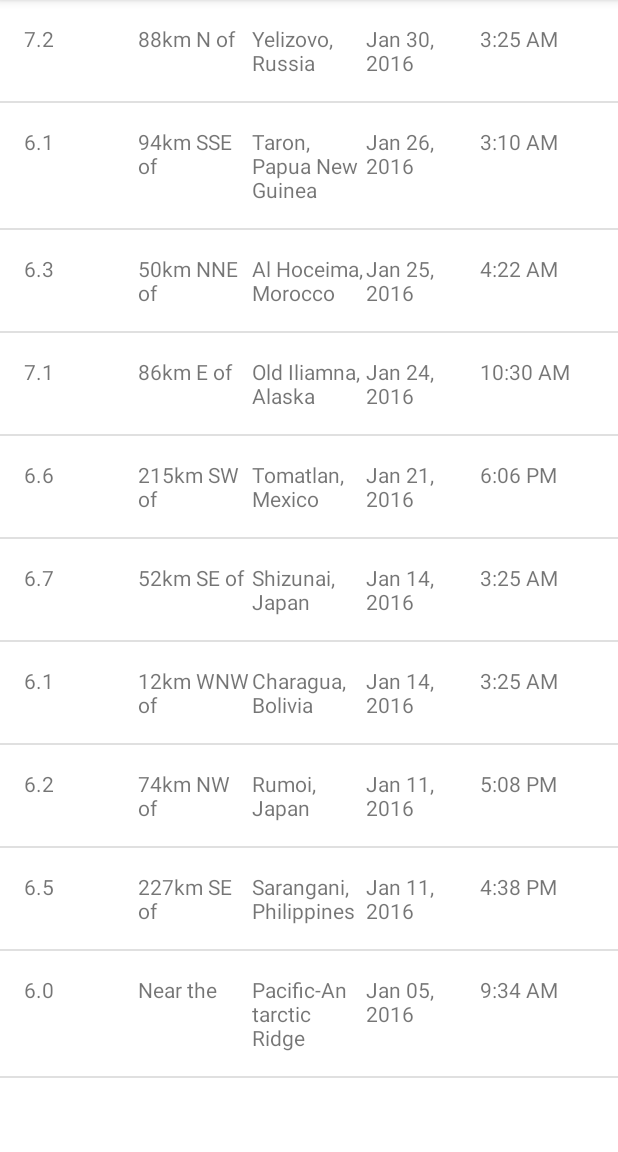
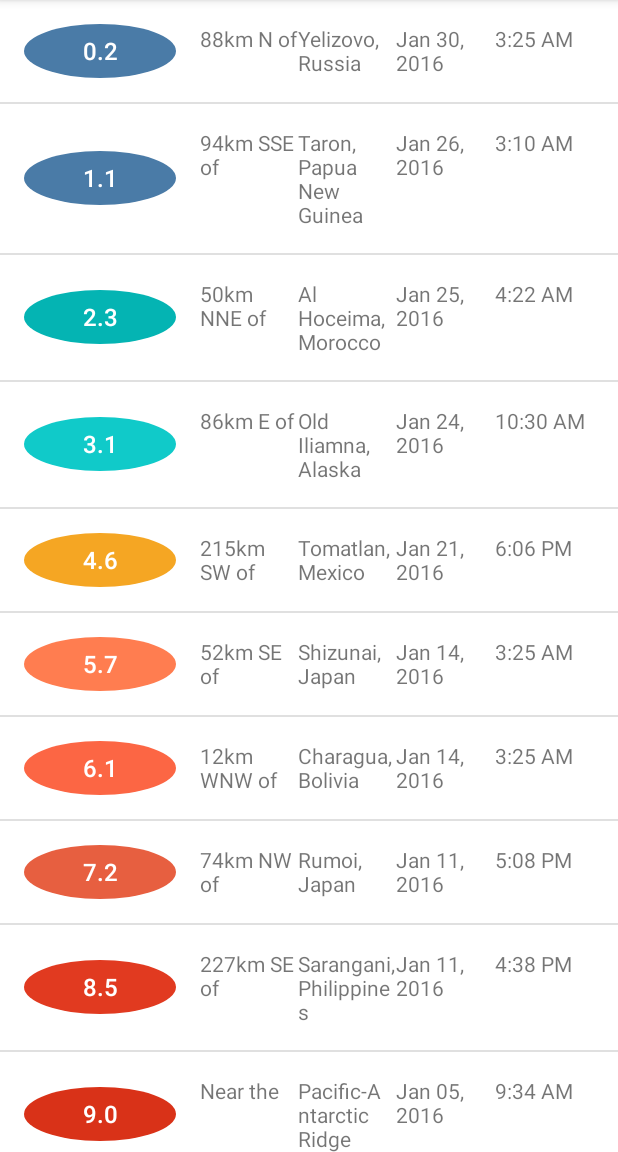
Before and after one commit to md-bd/AndroidStudioBasicProjects, an Android app: the screen it shows after launch (EarthquakeActivity), on a phone screen of 412 x 824 dp, the part 84-1236 px from its top. Run offline under Robolectric (Android 15) with nearby library versions, the phone set to English and light mode, and no system bars.

Commit message:
circle bg for magnitude

```diff
--- a/quakereport/app/src/main/java/com/example/android/quakereport/EarthquakeAdapter.java
+++ b/quakereport/app/src/main/java/com/example/android/quakereport/EarthquakeAdapter.java
@@ -9,12 +9,17 @@
 
 import androidx.annotation.NonNull;
 import androidx.annotation.Nullable;
+import androidx.core.content.ContextCompat;
 
 import java.util.ArrayList;
 
 import java.text.SimpleDateFormat;
 import java.util.Date;
 import java.text.DecimalFormat;
+
+import android.graphics.drawable.GradientDrawable;
+// import android.support.v4.content.ContextCompat;
+import androidx.core.content.ContextCompat;
 
 
 
@@ -29,7 +34,7 @@
     /**
      * Constructs a new {@link EarthquakeAdapter}.
      *
-     * @param context of the app
+     * @param context     of the app
      * @param earthquakes is the list of earthquakes, which is the data source of the adapter
      */
     public EarthquakeAdapter(Activity context, ArrayList<Earthquake> earthquakes) {
@@ -46,7 +51,7 @@
     public View getView(int position, @Nullable View convertView, @NonNull ViewGroup parent) {
 
         View listItemView = convertView;
-        if(listItemView == null) {
+        if (listItemView == null) {
             listItemView = LayoutInflater.from(getContext()).inflate(
                     R.layout.earthquake_list_item, parent, false);
         }
@@ -57,6 +62,15 @@
         // Format the magnitude to show 1 decimal place
         String formattedMagnitude = formatMagnitude(currentEarthquake.getMagnitude());
         magnitudeView.setText(formattedMagnitude);
+
+        // Set the proper background color on the magnitude circle.
+        // Fetch the background from the TextView, which is a GradientDrawable.
+        GradientDrawable magnitudeCircle = (GradientDrawable) magnitudeView.getBackground();
+
+        // Get the appropriate background color based on the current earthquake magnitude
+        int magnitudeColor = getMagnitudeColor(currentEarthquake.getMagnitude());
+        // Set the color on the magnitude circle
+        magnitudeCircle.setColor(magnitudeColor);
 
         // Get the original location string from the Earthquake object,
         // which can be in the format of "5km N of Cairo, Egypt" or "Pacific-Antarctic Ridge".
@@ -148,4 +162,51 @@
         return magnitudeFormat.format(magnitude);
     }
 
+    /**
+     * Return the color for the magnitude circle based on the intensity of the earthquake.
+     *
+     * @param magnitude of the earthquake
+     */
+    private int getMagnitudeColor(double magnitude) {
+        int magnitudeColorResourceId;
+        int magnitudeFloor = (int) Math.floor(magnitude);
+            switch(magnitudeFloor)
+
+        {
+            case 0:
+            case 1:
+                magnitudeColorResourceId = R.color.magnitude1;
+                break;
+            case 2:
+                magnitudeColorResourceId = R.color.magnitude2;
+                break;
+            case 3:
+                magnitudeColorResourceId = R.color.magnitude3;
+                break;
+            case 4:
+                magnitudeColorResourceId = R.color.magnitude4;
+                break;
+            case 5:
+                magnitudeColorResourceId = R.color.magnitude5;
+                break;
+            case 6:
+                magnitudeColorResourceId = R.color.magnitude6;
+                break;
+            case 7:
+                magnitudeColorResourceId = R.color.magnitude7;
+                break;
+            case 8:
+                magnitudeColorResourceId = R.color.magnitude8;
+                break;
+            case 9:
+                magnitudeColorResourceId = R.color.magnitude9;
+                break;
+            default:
+                magnitudeColorResourceId = R.color.magnitude10plus;
+                break;
+        }
+
+            return ContextCompat.getColor(getContext(),magnitudeColorResourceId);
+    }
+
 }
--- a/quakereport/app/src/main/java/com/example/android/quakereport/QueryUtils.java
+++ b/quakereport/app/src/main/java/com/example/android/quakereport/QueryUtils.java
@@ -16,6 +16,7 @@
 public final class QueryUtils {
 
     /** Sample JSON response for a USGS query */
+    /**
     private static final String SAMPLE_JSON_RESPONSE = "{\"type\":\"FeatureCollection\",\"metadata\":{\"generated\":1462295443000,\"url\":\"http://earthquake.usgs.gov/fdsnws/event/1/query?format=geojson&starttime=2016-01-01&endtime=2016-01-31&minmag=6&limit=10\",\"title\":\"USGS Earthquakes\",\"status\":200,\"api\":\"1.5.2\",\"limit\":10,\"offset\":1,\"count\":10},\"features\":[{\"type\":\"Feature\",\"properties\":{\"mag\":7.2,\"place\":\"88km N of Yelizovo, Russia\",\"time\":1454124312220,\"updated\":1460674294040,\"tz\":720,\"url\":\"http://earthquake.usgs.gov/earthquakes/eventpage/us20004vvx\",\"detail\":\"http://earthquake.usgs.gov/fdsnws/event/1/query?eventid=us20004vvx&format=geojson\",\"felt\":2,\"cdi\":3.4,\"mmi\":5.82,\"alert\":\"green\",\"status\":\"reviewed\",\"tsunami\":1,\"sig\":798,\"net\":\"us\",\"code\":\"20004vvx\",\"ids\":\",at00o1qxho,pt16030050,us20004vvx,gcmt20160130032510,\",\"sources\":\",at,pt,us,gcmt,\",\"types\":\",cap,dyfi,finite-fault,general-link,general-text,geoserve,impact-link,impact-text,losspager,moment-tensor,nearby-cities,origin,phase-data,shakemap,tectonic-summary,\",\"nst\":null,\"dmin\":0.958,\"rms\":1.19,\"gap\":17,\"magType\":\"mww\",\"type\":\"earthquake\",\"title\":\"M 7.2 - 88km N of Yelizovo, Russia\"},\"geometry\":{\"type\":\"Point\",\"coordinates\":[158.5463,53.9776,177]},\"id\":\"us20004vvx\"},\n" +
             "{\"type\":\"Feature\",\"properties\":{\"mag\":6.1,\"place\":\"94km SSE of Taron, Papua New Guinea\",\"time\":1453777820750,\"updated\":1460156775040,\"tz\":600,\"url\":\"http://earthquake.usgs.gov/earthquakes/eventpage/us20004uks\",\"detail\":\"http://earthquake.usgs.gov/fdsnws/event/1/query?eventid=us20004uks&format=geojson\",\"felt\":null,\"cdi\":null,\"mmi\":4.1,\"alert\":\"green\",\"status\":\"reviewed\",\"tsunami\":1,\"sig\":572,\"net\":\"us\",\"code\":\"20004uks\",\"ids\":\",us20004uks,gcmt20160126031023,\",\"sources\":\",us,gcmt,\",\"types\":\",cap,geoserve,losspager,moment-tensor,nearby-cities,origin,phase-data,shakemap,tectonic-summary,\",\"nst\":null,\"dmin\":1.537,\"rms\":0.74,\"gap\":25,\"magType\":\"mww\",\"type\":\"earthquake\",\"title\":\"M 6.1 - 94km SSE of Taron, Papua New Guinea\"},\"geometry\":{\"type\":\"Point\",\"coordinates\":[153.2454,-5.2952,26]},\"id\":\"us20004uks\"},\n" +
             "{\"type\":\"Feature\",\"properties\":{\"mag\":6.3,\"place\":\"50km NNE of Al Hoceima, Morocco\",\"time\":1453695722730,\"updated\":1460156773040,\"tz\":0,\"url\":\"http://earthquake.usgs.gov/earthquakes/eventpage/us10004gy9\",\"detail\":\"http://earthquake.usgs.gov/fdsnws/event/1/query?eventid=us10004gy9&format=geojson\",\"felt\":117,\"cdi\":7.2,\"mmi\":5.28,\"alert\":\"green\",\"status\":\"reviewed\",\"tsunami\":0,\"sig\":695,\"net\":\"us\",\"code\":\"10004gy9\",\"ids\":\",us10004gy9,gcmt20160125042203,\",\"sources\":\",us,gcmt,\",\"types\":\",cap,dyfi,geoserve,impact-text,losspager,moment-tensor,nearby-cities,origin,phase-data,shakemap,tectonic-summary,\",\"nst\":null,\"dmin\":2.201,\"rms\":0.92,\"gap\":20,\"magType\":\"mww\",\"type\":\"earthquake\",\"title\":\"M 6.3 - 50km NNE of Al Hoceima, Morocco\"},\"geometry\":{\"type\":\"Point\",\"coordinates\":[-3.6818,35.6493,12]},\"id\":\"us10004gy9\"},\n" +
@@ -26,7 +27,19 @@
             "{\"type\":\"Feature\",\"properties\":{\"mag\":6.2,\"place\":\"74km NW of Rumoi, Japan\",\"time\":1452532083920,\"updated\":1459304875040,\"tz\":540,\"url\":\"http://earthquake.usgs.gov/earthquakes/eventpage/us10004djn\",\"detail\":\"http://earthquake.usgs.gov/fdsnws/event/1/query?eventid=us10004djn&format=geojson\",\"felt\":8,\"cdi\":3.4,\"mmi\":3.74,\"alert\":\"green\",\"status\":\"reviewed\",\"tsunami\":0,\"sig\":594,\"net\":\"us\",\"code\":\"10004djn\",\"ids\":\",us10004djn,gcmt20160111170803,\",\"sources\":\",us,gcmt,\",\"types\":\",cap,dyfi,geoserve,impact-text,losspager,moment-tensor,nearby-cities,origin,phase-data,shakemap,tectonic-summary,\",\"nst\":null,\"dmin\":1.139,\"rms\":0.96,\"gap\":33,\"magType\":\"mww\",\"type\":\"earthquake\",\"title\":\"M 6.2 - 74km NW of Rumoi, Japan\"},\"geometry\":{\"type\":\"Point\",\"coordinates\":[141.0867,44.4761,238.81]},\"id\":\"us10004djn\"},\n" +
             "{\"type\":\"Feature\",\"properties\":{\"mag\":6.5,\"place\":\"227km SE of Sarangani, Philippines\",\"time\":1452530285900,\"updated\":1459304874040,\"tz\":480,\"url\":\"http://earthquake.usgs.gov/earthquakes/eventpage/us10004dj5\",\"detail\":\"http://earthquake.usgs.gov/fdsnws/event/1/query?eventid=us10004dj5&format=geojson\",\"felt\":1,\"cdi\":2.7,\"mmi\":7.5,\"alert\":\"green\",\"status\":\"reviewed\",\"tsunami\":1,\"sig\":650,\"net\":\"us\",\"code\":\"10004dj5\",\"ids\":\",at00o0srjp,pt16011050,us10004dj5,gcmt20160111163807,\",\"sources\":\",at,pt,us,gcmt,\",\"types\":\",cap,dyfi,geoserve,impact-link,impact-text,losspager,moment-tensor,nearby-cities,origin,phase-data,shakemap,tectonic-summary,\",\"nst\":null,\"dmin\":3.144,\"rms\":0.72,\"gap\":22,\"magType\":\"mww\",\"type\":\"earthquake\",\"title\":\"M 6.5 - 227km SE of Sarangani, Philippines\"},\"geometry\":{\"type\":\"Point\",\"coordinates\":[126.8621,3.8965,13]},\"id\":\"us10004dj5\"},\n" +
             "{\"type\":\"Feature\",\"properties\":{\"mag\":6,\"place\":\"Pacific-Antarctic Ridge\",\"time\":1451986454620,\"updated\":1459202978040,\"tz\":-540,\"url\":\"http://earthquake.usgs.gov/earthquakes/eventpage/us10004bgk\",\"detail\":\"http://earthquake.usgs.gov/fdsnws/event/1/query?eventid=us10004bgk&format=geojson\",\"felt\":0,\"cdi\":1,\"mmi\":0,\"alert\":\"green\",\"status\":\"reviewed\",\"tsunami\":0,\"sig\":554,\"net\":\"us\",\"code\":\"10004bgk\",\"ids\":\",us10004bgk,gcmt20160105093415,\",\"sources\":\",us,gcmt,\",\"types\":\",cap,dyfi,geoserve,losspager,moment-tensor,nearby-cities,origin,phase-data,shakemap,\",\"nst\":null,\"dmin\":30.75,\"rms\":0.67,\"gap\":71,\"magType\":\"mww\",\"type\":\"earthquake\",\"title\":\"M 6.0 - Pacific-Antarctic Ridge\"},\"geometry\":{\"type\":\"Point\",\"coordinates\":[-136.2603,-54.2906,10]},\"id\":\"us10004bgk\"}],\"bbox\":[-153.4051,-54.2906,10,158.5463,59.6363,582.56]}";
+    */
 
+    /** Sample JSON response for a USGS query */
+    private static final String SAMPLE_JSON_RESPONSE = "{\"type\":\"FeatureCollection\",\"metadata\":{\"generated\":1462295443000,\"url\":\"http://earthquake.usgs.gov/fdsnws/event/1/query?format=geojson&starttime=2016-01-01&endtime=2016-01-31&minmag=6&limit=10\",\"title\":\"USGS Earthquakes\",\"status\":200,\"api\":\"1.5.2\",\"limit\":10,\"offset\":1,\"count\":10},\"features\":[{\"type\":\"Feature\",\"properties\":{\"mag\":0.2,\"place\":\"88km N of Yelizovo, Russia\",\"time\":1454124312220,\"updated\":1460674294040,\"tz\":720,\"url\":\"http://earthquake.usgs.gov/earthquakes/eventpage/us20004vvx\",\"detail\":\"http://earthquake.usgs.gov/fdsnws/event/1/query?eventid=us20004vvx&format=geojson\",\"felt\":2,\"cdi\":3.4,\"mmi\":5.82,\"alert\":\"green\",\"status\":\"reviewed\",\"tsunami\":1,\"sig\":798,\"net\":\"us\",\"code\":\"20004vvx\",\"ids\":\",at00o1qxho,pt16030050,us20004vvx,gcmt20160130032510,\",\"sources\":\",at,pt,us,gcmt,\",\"types\":\",cap,dyfi,finite-fault,general-link,general-text,geoserve,impact-link,impact-text,losspager,moment-tensor,nearby-cities,origin,phase-data,shakemap,tectonic-summary,\",\"nst\":null,\"dmin\":0.958,\"rms\":1.19,\"gap\":17,\"magType\":\"mww\",\"type\":\"earthquake\",\"title\":\"M 7.2 - 88km N of Yelizovo, Russia\"},\"geometry\":{\"type\":\"Point\",\"coordinates\":[158.5463,53.9776,177]},\"id\":\"us20004vvx\"},\n" +
+            "{\"type\":\"Feature\",\"properties\":{\"mag\":1.1,\"place\":\"94km SSE of Taron, Papua New Guinea\",\"time\":1453777820750,\"updated\":1460156775040,\"tz\":600,\"url\":\"http://earthquake.usgs.gov/earthquakes/eventpage/us20004uks\",\"detail\":\"http://earthquake.usgs.gov/fdsnws/event/1/query?eventid=us20004uks&format=geojson\",\"felt\":null,\"cdi\":null,\"mmi\":4.1,\"alert\":\"green\",\"status\":\"reviewed\",\"tsunami\":1,\"sig\":572,\"net\":\"us\",\"code\":\"20004uks\",\"ids\":\",us20004uks,gcmt20160126031023,\",\"sources\":\",us,gcmt,\",\"types\":\",cap,geoserve,losspager,moment-tensor,nearby-cities,origin,phase-data,shakemap,tectonic-summary,\",\"nst\":null,\"dmin\":1.537,\"rms\":0.74,\"gap\":25,\"magType\":\"mww\",\"type\":\"earthquake\",\"title\":\"M 6.1 - 94km SSE of Taron, Papua New Guinea\"},\"geometry\":{\"type\":\"Point\",\"coordinates\":[153.2454,-5.2952,26]},\"id\":\"us20004uks\"},\n" +
+            "{\"type\":\"Feature\",\"properties\":{\"mag\":2.3,\"place\":\"50km NNE of Al Hoceima, Morocco\",\"time\":1453695722730,\"updated\":1460156773040,\"tz\":0,\"url\":\"http://earthquake.usgs.gov/earthquakes/eventpage/us10004gy9\",\"detail\":\"http://earthquake.usgs.gov/fdsnws/event/1/query?eventid=us10004gy9&format=geojson\",\"felt\":117,\"cdi\":7.2,\"mmi\":5.28,\"alert\":\"green\",\"status\":\"reviewed\",\"tsunami\":0,\"sig\":695,\"net\":\"us\",\"code\":\"10004gy9\",\"ids\":\",us10004gy9,gcmt20160125042203,\",\"sources\":\",us,gcmt,\",\"types\":\",cap,dyfi,geoserve,impact-text,losspager,moment-tensor,nearby-cities,origin,phase-data,shakemap,tectonic-summary,\",\"nst\":null,\"dmin\":2.201,\"rms\":0.92,\"gap\":20,\"magType\":\"mww\",\"type\":\"earthquake\",\"title\":\"M 6.3 - 50km NNE of Al Hoceima, Morocco\"},\"geometry\":{\"type\":\"Point\",\"coordinates\":[-3.6818,35.6493,12]},\"id\":\"us10004gy9\"},\n" +
+            "{\"type\":\"Feature\",\"properties\":{\"mag\":3.1,\"place\":\"86km E of Old Iliamna, Alaska\",\"time\":1453631430230,\"updated\":1460156770040,\"tz\":-540,\"url\":\"http://earthquake.usgs.gov/earthquakes/eventpage/us10004gqp\",\"detail\":\"http://earthquake.usgs.gov/fdsnws/event/1/query?eventid=us10004gqp&format=geojson\",\"felt\":1816,\"cdi\":7.2,\"mmi\":6.6,\"alert\":\"green\",\"status\":\"reviewed\",\"tsunami\":1,\"sig\":1496,\"net\":\"us\",\"code\":\"10004gqp\",\"ids\":\",at00o1gd6r,us10004gqp,ak12496371,gcmt20160124103030,\",\"sources\":\",at,us,ak,gcmt,\",\"types\":\",cap,dyfi,finite-fault,general-link,general-text,geoserve,impact-link,impact-text,losspager,moment-tensor,nearby-cities,origin,phase-data,shakemap,tectonic-summary,trump-origin,\",\"nst\":null,\"dmin\":0.72,\"rms\":2.11,\"gap\":19,\"magType\":\"mww\",\"type\":\"earthquake\",\"title\":\"M 7.1 - 86km E of Old Iliamna, Alaska\"},\"geometry\":{\"type\":\"Point\",\"coordinates\":[-153.4051,59.6363,129]},\"id\":\"us10004gqp\"},\n" +
+            "{\"type\":\"Feature\",\"properties\":{\"mag\":4.6,\"place\":\"215km SW of Tomatlan, Mexico\",\"time\":1453399617650,\"updated\":1459963829040,\"tz\":-420,\"url\":\"http://earthquake.usgs.gov/earthquakes/eventpage/us10004g4l\",\"detail\":\"http://earthquake.usgs.gov/fdsnws/event/1/query?eventid=us10004g4l&format=geojson\",\"felt\":11,\"cdi\":2.7,\"mmi\":3.92,\"alert\":\"green\",\"status\":\"reviewed\",\"tsunami\":1,\"sig\":673,\"net\":\"us\",\"code\":\"10004g4l\",\"ids\":\",at00o1bebo,pt16021050,us10004g4l,gcmt20160121180659,\",\"sources\":\",at,pt,us,gcmt,\",\"types\":\",cap,dyfi,geoserve,impact-link,impact-text,losspager,moment-tensor,nearby-cities,origin,phase-data,shakemap,tectonic-summary,\",\"nst\":null,\"dmin\":2.413,\"rms\":0.98,\"gap\":74,\"magType\":\"mww\",\"type\":\"earthquake\",\"title\":\"M 6.6 - 215km SW of Tomatlan, Mexico\"},\"geometry\":{\"type\":\"Point\",\"coordinates\":[-106.9337,18.8239,10]},\"id\":\"us10004g4l\"},\n" +
+            "{\"type\":\"Feature\",\"properties\":{\"mag\":5.7,\"place\":\"52km SE of Shizunai, Japan\",\"time\":1452741933640,\"updated\":1459304879040,\"tz\":540,\"url\":\"http://earthquake.usgs.gov/earthquakes/eventpage/us10004ebx\",\"detail\":\"http://earthquake.usgs.gov/fdsnws/event/1/query?eventid=us10004ebx&format=geojson\",\"felt\":51,\"cdi\":5.8,\"mmi\":6.45,\"alert\":\"green\",\"status\":\"reviewed\",\"tsunami\":1,\"sig\":720,\"net\":\"us\",\"code\":\"10004ebx\",\"ids\":\",us10004ebx,pt16014050,at00o0xauk,gcmt20160114032534,\",\"sources\":\",us,pt,at,gcmt,\",\"types\":\",associate,cap,dyfi,geoserve,impact-link,impact-text,losspager,moment-tensor,nearby-cities,origin,phase-data,shakemap,\",\"nst\":null,\"dmin\":0.281,\"rms\":0.98,\"gap\":22,\"magType\":\"mww\",\"type\":\"earthquake\",\"title\":\"M 6.7 - 52km SE of Shizunai, Japan\"},\"geometry\":{\"type\":\"Point\",\"coordinates\":[142.781,41.9723,46]},\"id\":\"us10004ebx\"},\n" +
+            "{\"type\":\"Feature\",\"properties\":{\"mag\":6.1,\"place\":\"12km WNW of Charagua, Bolivia\",\"time\":1452741928270,\"updated\":1459304879040,\"tz\":-240,\"url\":\"http://earthquake.usgs.gov/earthquakes/eventpage/us10004ebw\",\"detail\":\"http://earthquake.usgs.gov/fdsnws/event/1/query?eventid=us10004ebw&format=geojson\",\"felt\":3,\"cdi\":2.2,\"mmi\":2.21,\"alert\":\"green\",\"status\":\"reviewed\",\"tsunami\":0,\"sig\":573,\"net\":\"us\",\"code\":\"10004ebw\",\"ids\":\",us10004ebw,gcmt20160114032528,\",\"sources\":\",us,gcmt,\",\"types\":\",cap,dyfi,geoserve,impact-text,losspager,moment-tensor,nearby-cities,origin,phase-data,shakemap,tectonic-summary,\",\"nst\":null,\"dmin\":5.492,\"rms\":1.04,\"gap\":16,\"magType\":\"mww\",\"type\":\"earthquake\",\"title\":\"M 6.1 - 12km WNW of Charagua, Bolivia\"},\"geometry\":{\"type\":\"Point\",\"coordinates\":[-63.3288,-19.7597,582.56]},\"id\":\"us10004ebw\"},\n" +
+            "{\"type\":\"Feature\",\"properties\":{\"mag\":7.2,\"place\":\"74km NW of Rumoi, Japan\",\"time\":1452532083920,\"updated\":1459304875040,\"tz\":540,\"url\":\"http://earthquake.usgs.gov/earthquakes/eventpage/us10004djn\",\"detail\":\"http://earthquake.usgs.gov/fdsnws/event/1/query?eventid=us10004djn&format=geojson\",\"felt\":8,\"cdi\":3.4,\"mmi\":3.74,\"alert\":\"green\",\"status\":\"reviewed\",\"tsunami\":0,\"sig\":594,\"net\":\"us\",\"code\":\"10004djn\",\"ids\":\",us10004djn,gcmt20160111170803,\",\"sources\":\",us,gcmt,\",\"types\":\",cap,dyfi,geoserve,impact-text,losspager,moment-tensor,nearby-cities,origin,phase-data,shakemap,tectonic-summary,\",\"nst\":null,\"dmin\":1.139,\"rms\":0.96,\"gap\":33,\"magType\":\"mww\",\"type\":\"earthquake\",\"title\":\"M 6.2 - 74km NW of Rumoi, Japan\"},\"geometry\":{\"type\":\"Point\",\"coordinates\":[141.0867,44.4761,238.81]},\"id\":\"us10004djn\"},\n" +
+            "{\"type\":\"Feature\",\"properties\":{\"mag\":8.5,\"place\":\"227km SE of Sarangani, Philippines\",\"time\":1452530285900,\"updated\":1459304874040,\"tz\":480,\"url\":\"http://earthquake.usgs.gov/earthquakes/eventpage/us10004dj5\",\"detail\":\"http://earthquake.usgs.gov/fdsnws/event/1/query?eventid=us10004dj5&format=geojson\",\"felt\":1,\"cdi\":2.7,\"mmi\":7.5,\"alert\":\"green\",\"status\":\"reviewed\",\"tsunami\":1,\"sig\":650,\"net\":\"us\",\"code\":\"10004dj5\",\"ids\":\",at00o0srjp,pt16011050,us10004dj5,gcmt20160111163807,\",\"sources\":\",at,pt,us,gcmt,\",\"types\":\",cap,dyfi,geoserve,impact-link,impact-text,losspager,moment-tensor,nearby-cities,origin,phase-data,shakemap,tectonic-summary,\",\"nst\":null,\"dmin\":3.144,\"rms\":0.72,\"gap\":22,\"magType\":\"mww\",\"type\":\"earthquake\",\"title\":\"M 6.5 - 227km SE of Sarangani, Philippines\"},\"geometry\":{\"type\":\"Point\",\"coordinates\":[126.8621,3.8965,13]},\"id\":\"us10004dj5\"},\n" +
+            "{\"type\":\"Feature\",\"properties\":{\"mag\":9,\"place\":\"Pacific-Antarctic Ridge\",\"time\":1451986454620,\"updated\":1459202978040,\"tz\":-540,\"url\":\"http://earthquake.usgs.gov/earthquakes/eventpage/us10004bgk\",\"detail\":\"http://earthquake.usgs.gov/fdsnws/event/1/query?eventid=us10004bgk&format=geojson\",\"felt\":0,\"cdi\":1,\"mmi\":0,\"alert\":\"green\",\"status\":\"reviewed\",\"tsunami\":0,\"sig\":554,\"net\":\"us\",\"code\":\"10004bgk\",\"ids\":\",us10004bgk,gcmt20160105093415,\",\"sources\":\",us,gcmt,\",\"types\":\",cap,dyfi,geoserve,losspager,moment-tensor,nearby-cities,origin,phase-data,shakemap,\",\"nst\":null,\"dmin\":30.75,\"rms\":0.67,\"gap\":71,\"magType\":\"mww\",\"type\":\"earthquake\",\"title\":\"M 6.0 - Pacific-Antarctic Ridge\"},\"geometry\":{\"type\":\"Point\",\"coordinates\":[-136.2603,-54.2906,10]},\"id\":\"us10004bgk\"}],\"bbox\":[-153.4051,-54.2906,10,158.5463,59.6363,582.56]}";
     /**
      * Create a private constructor because no one should ever create a {@link QueryUtils} object.
      * This class is only meant to hold static variables and methods, which can be accessed
--- /dev/null
+++ b/quakereport/app/src/main/res/drawable/magnitude_circle.xml
@@ -0,0 +1,10 @@
+<?xml version="1.0" encoding="utf-8"?>
+<!-- Background circle for the magnitude value -->
+<shape xmlns:android="http://schemas.android.com/apk/res/android"
+    android:shape="oval">
+    <solid android:color="@color/magnitude1" />
+    <size
+        android:width="36dp"
+        android:height="36dp" />
+    <corners android:radius="18dp" />
+</shape>
--- a/quakereport/app/src/main/res/layout/earthquake_list_item.xml
+++ b/quakereport/app/src/main/res/layout/earthquake_list_item.xml
@@ -9,13 +9,20 @@
 
     <TextView
         android:id="@+id/magnitude"
-        android:layout_width="0dp"
-        android:layout_height="wrap_content"
+        android:layout_width="36dp"
+        android:layout_height="36dp"
         android:layout_weight="1"
-        tools:text="8.9"/>
+        android:layout_gravity="center_vertical"
+        android:background="@drawable/magnitude_circle"
+        android:fontFamily="sans-serif-medium"
+        android:gravity="center"
+        android:textColor="@android:color/white"
+        android:textSize="16sp"
+        tools:text="8.9" />
 
     <TextView
         android:id="@+id/location_offset"
+        android:layout_marginLeft="16dp"
         android:layout_width="0dp"
         android:layout_height="wrap_content"
         android:layout_weight="1"
--- a/quakereport/app/src/main/res/values/colors.xml
+++ b/quakereport/app/src/main/res/values/colors.xml
@@ -7,4 +7,34 @@
     <color name="teal_700">#FF018786</color>
     <color name="black">#FF000000</color>
     <color name="white">#FFFFFFFF</color>
+
+    <!-- Color for an earthquake with magnitude 0 and 2 -->
+    <color name="magnitude1">#4A7BA7</color>
+
+    <!-- Magnitude circle color for an earthquake with magnitude between 2 and 3 -->
+    <color name="magnitude2">#04B4B3</color>
+
+    <!-- Magnitude circle color for an earthquake with magnitude between 3 and 4 -->
+    <color name="magnitude3">#10CAC9</color>
+
+    <!-- Magnitude circle color for an earthquake with magnitude between 4 and 5 -->
+    <color name="magnitude4">#F5A623</color>
+
+    <!-- Magnitude circle color for an earthquake with magnitude between 5 and 6 -->
+    <color name="magnitude5">#FF7D50</color>
+
+    <!-- Magnitude circle color for an earthquake with magnitude between 6 and 7 -->
+    <color name="magnitude6">#FC6644</color>
+
+    <!-- Magnitude circle color for an earthquake with magnitude between 7 and 8 -->
+    <color name="magnitude7">#E75F40</color>
+
+    <!-- Magnitude circle color for an earthquake with magnitude between 8 and 9 -->
+    <color name="magnitude8">#E13A20</color>
+
+    <!-- Magnitude circle color for an earthquake with magnitude between 9 and 10 -->
+    <color name="magnitude9">#D93218</color>
+
+    <!-- Magnitude circle color for an earthquake with magnitude over 10 -->
+    <color name="magnitude10plus">#C03823</color>
 </resources>
```
